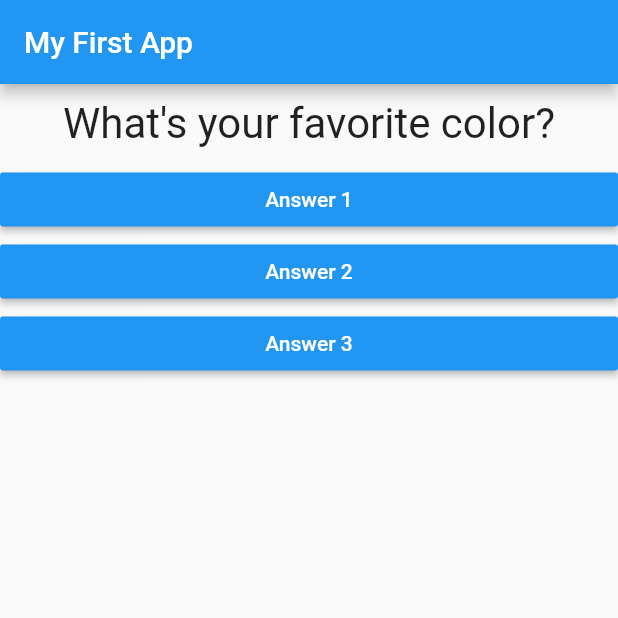
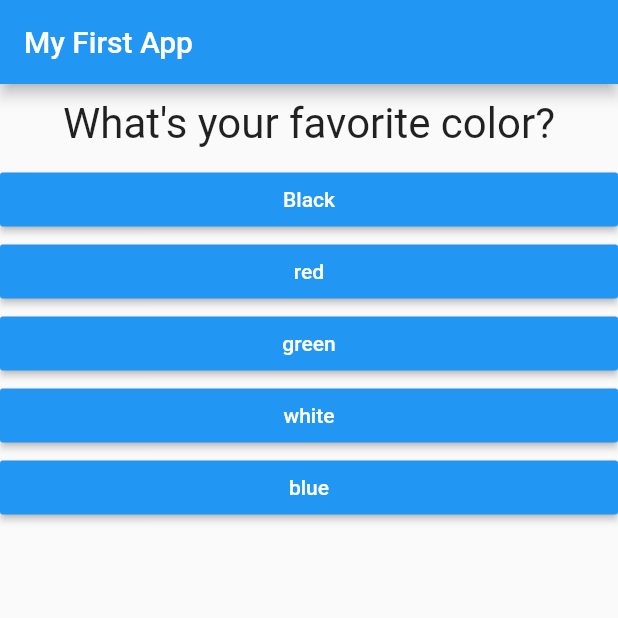
Before and after one commit to samuel327/flutter, a Flutter app: the screen it shows after launch, on a phone screen of 412 x 824 dp, the top half of it. Run offline on Flutter 3.47's test engine with Material 2 defaults, Android fonts, the phone set to English and light mode, and no system bars.

Commit message:
doing stuff

```diff
--- a/lib/myapp.dart
+++ b/lib/myapp.dart
@@ -13,21 +13,35 @@ class MyApp extends StatefulWidget {
 class _MyAppState extends State<MyApp> {
   var _questionIndex = 0;
 
+  var questions = [
+    {
+      'questionText': ('What\'s your favorite color?'),
+      'answers': ["Black", "red", "green", "white", "blue"]
+    },
+    {
+      'questionText': ('What\'s your favorite animal?'),
+      'answers': ["Rabbit", "Snake", "Lion", "Elephant"]
+    },
+    {
+      'questionText': ('What\'s your favorite car?'),
+      'answers': ["Honda", "Cadillac", "VW Jetta", "Corrolla"]
+    },
+  ];
+
   //will be our callback function; the function (address) we are passing around is also known as a
   //callback function bc the receiving widget calls it in the future
   void _answerQuestion(int num) {
     setState(() {
-      _questionIndex = num;
+      if (_questionIndex + 1 < questions.length) {
+        _questionIndex = num + 1;
+      } else {
+        _questionIndex = 0;
+      }
     });
   }
 
   @override
   Widget build(BuildContext context) {
-    var questions = [
-      ('What\'s your favorite color?'),
-      ('What\'s your favorite animal?'),
-      ('What\'s your favorite car?'),
-    ];
     return MaterialApp(
       home: Scaffold(
         appBar: AppBar(
@@ -35,10 +49,14 @@ class _MyAppState extends State<MyApp> {
         ),
         body: Column(
           children: [
-            Question(questionText: questions[_questionIndex]),
-            Answer(selectHandler: () => _answerQuestion(0), text: "Answer 1"),
-            Answer(selectHandler: () => _answerQuestion(1), text: "Answer 2"),
-            Answer(selectHandler: () => _answerQuestion(2), text: "Answer 3"),
+            Question(questionText: questions[_questionIndex]["questionText"]),
+            //spread operator pulls items in a list out of the list
+            ...(questions[_questionIndex]["answers"] as List<String>)
+                .map((answer) {
+              return Answer(
+                  selectHandler: () => _answerQuestion(_questionIndex),
+                  text: answer);
+            }).toList()
           ],
         ),
       ),
```
